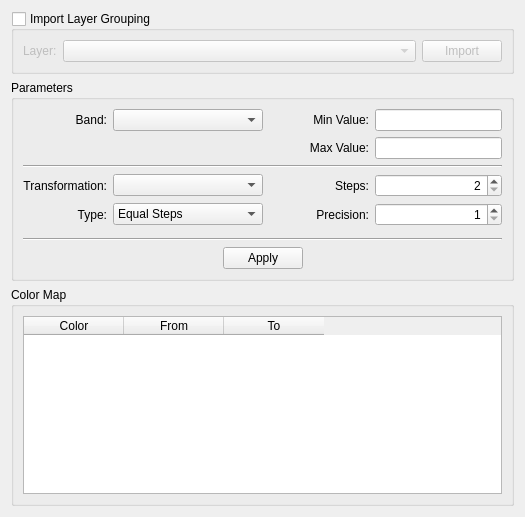
The window that src/terralib/qt/widgets/se/ui/ColorMapWidgetForm.ui (claudiobogossian/terralib5) describes before a commit, drawn with Qt 5.
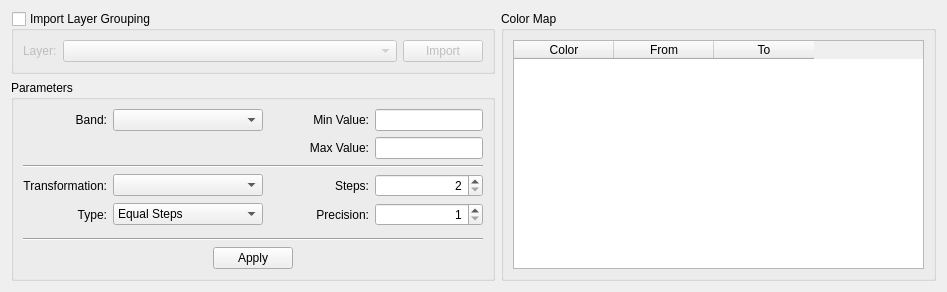
The same window after the commit.

Patch:
```diff
--- a/src/terralib/qt/widgets/se/ui/ColorMapWidgetForm.ui
+++ b/src/terralib/qt/widgets/se/ui/ColorMapWidgetForm.ui
@@ -6,13 +6,15 @@
    <rect>
     <x>0</x>
     <y>0</y>
-    <width>525</width>
-    <height>517</height>
+    <width>947</width>
+    <height>278</height>
    </rect>
   </property>
   <property name="windowTitle">
    <string>Color Map</string>
   </property>
+  <layout class="QGridLayout" name="gridLayout_7">
+   <item row="0" column="0">
   <layout class="QGridLayout" name="gridLayout_6">
    <item row="0" column="0">
     <layout class="QGridLayout" name="gridLayout_5">
@@ -325,7 +327,9 @@
        </layout>
       </widget>
      </item>
-     <item row="2" column="0">
+      </layout>
+     </item>
+     <item row="0" column="1">
       <widget class="QGroupBox" name="groupBox">
        <property name="title">
         <string>Color Map</string>
```
Left out of the diff: 1 changed line with no effect on the pictures. Lines whose indentation alone changed are shown as unchanged.
